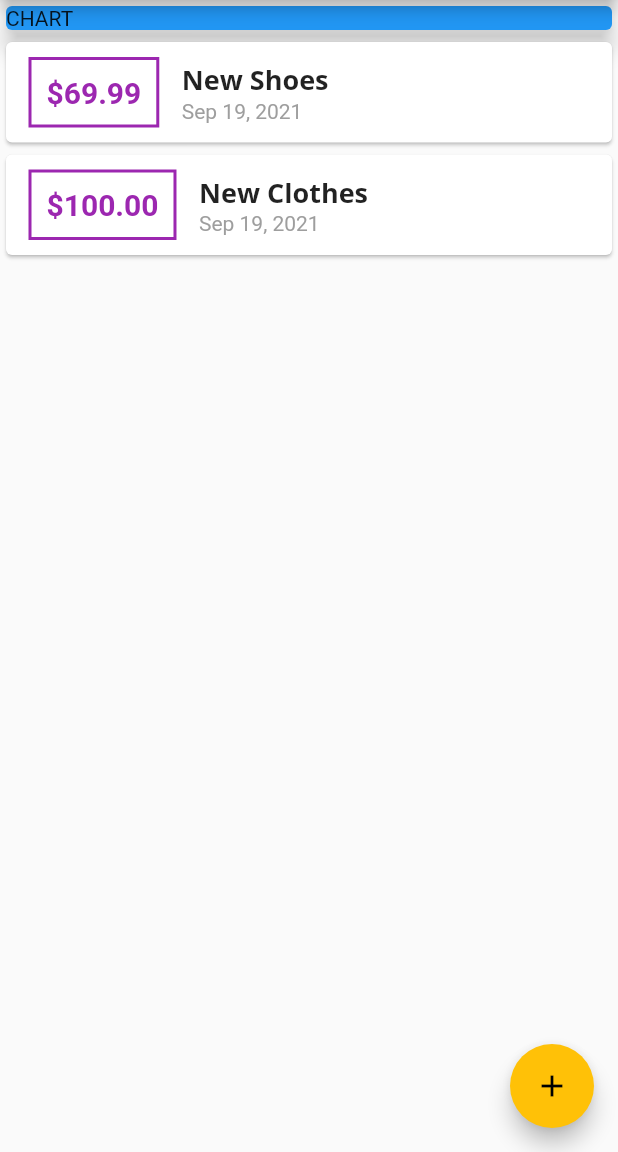
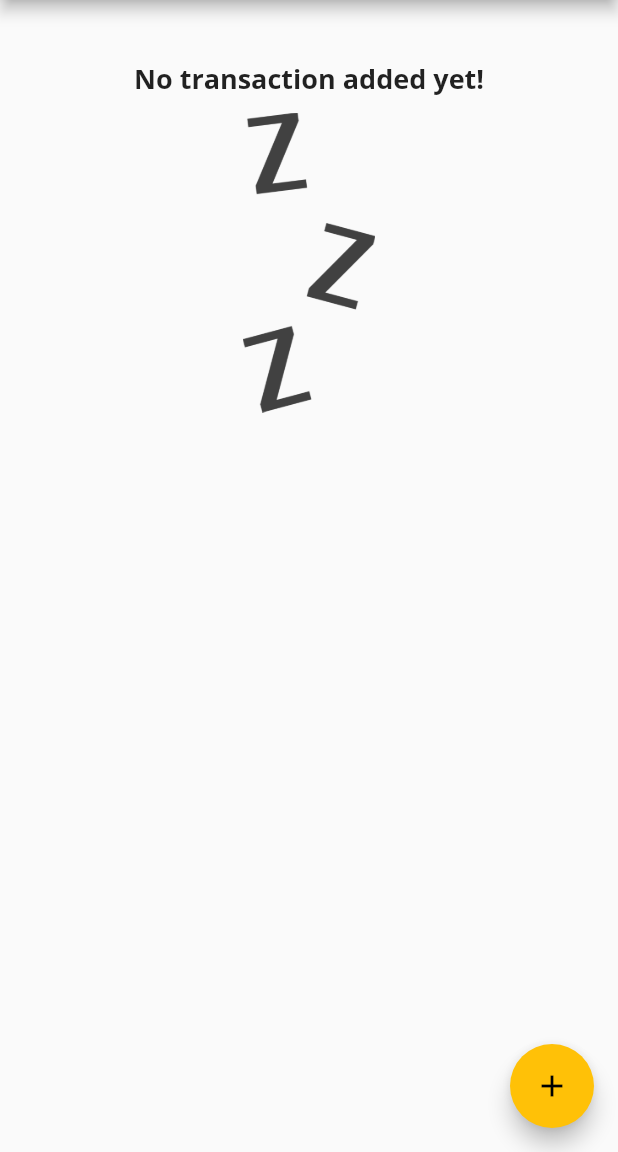
Before and after one commit to henrylong719/flutter_projects, a Flutter app: the screen it shows after launch, on a phone screen of 412 x 824 dp, the part 84-1236 px from its top. Run offline on Flutter 3.47's test engine with Material 2 defaults, Android fonts, the phone set to English and light mode, and no system bars; our stand-ins replace animated_text_kit, audioplayers, cloud_firestore, firebase_auth, firebase_core, flutter_spinkit and 4 more; accounts and stored records are empty.

Commit message:
add graph

```diff
--- a/personal_expenses_app/lib/main.dart
+++ b/personal_expenses_app/lib/main.dart
@@ -1,5 +1,6 @@
 import 'package:flutter/material.dart';
 import 'package:flutter_complete_guide/models/transaction.dart';
+import 'package:flutter_complete_guide/widgets/chart.dart';
 import 'package:flutter_complete_guide/widgets/new_transaction.dart';
 import 'package:flutter_complete_guide/widgets/transaction_list.dart';
 import 'package:intl/intl.dart';
@@ -26,9 +27,10 @@
         appBarTheme: AppBarTheme(
           textTheme: ThemeData.light().textTheme.copyWith(
                 headline6: TextStyle(
-                    fontFamily: 'OpenSans',
-                    fontSize: 20,
-                    fontWeight: FontWeight.bold),
+                  fontFamily: 'OpenSans',
+                  fontSize: 20,
+                  fontWeight: FontWeight.bold,
+                ),
               ),
         ),
       ),
@@ -44,11 +46,21 @@
 
 class _MyHomePageState extends State<MyHomePage> {
   final List<Transaction> _userTransactions = [
-    Transaction(
-        id: 't1', title: 'New Shoes', amount: 69.99, date: DateTime.now()),
-    Transaction(
-        id: 't2', title: 'New Clothes', amount: 100.00, date: DateTime.now())
+    // Transaction(
+    //     id: 't1', title: 'New Shoes', amount: 69.99, date: DateTime.now()),
+    // Transaction(
+    //     id: 't2', title: 'New Clothes', amount: 100.00, date: DateTime.now())
   ];
+
+  List<Transaction> get _recentTransactions {
+    return _userTransactions.where((element) {
+      return element.date.isAfter(
+        DateTime.now().subtract(
+          Duration(days: 7),
+        ),
+      );
+    }).toList();
+  }
 
   void _addNewTransaction(String txTitle, double txAmount) {
     final newTx = Transaction(
@@ -76,7 +88,6 @@
   }
 
   final titleController = TextEditingController();
-
   final amountController = TextEditingController();
 
   @override
@@ -95,14 +106,7 @@
         // mainAxisAlignment: MainAxisAlignment.spaceAround,
         crossAxisAlignment: CrossAxisAlignment.stretch,
         children: [
-          Container(
-            width: double.infinity,
-            child: Card(
-              color: Colors.blue,
-              child: Text('CHART'),
-              elevation: 6,
-            ),
-          ),
+          Chart(_recentTransactions),
           TransactionList(_userTransactions)
         ],
       ),
--- /dev/null
+++ b/personal_expenses_app/lib/widgets/chart.dart
@@ -0,0 +1,52 @@
+import 'package:flutter/material.dart';
+import 'package:intl/intl.dart';
+import '../models/transaction.dart';
+
+class Chart extends StatelessWidget {
+  final List<Transaction> recentTransactions;
+
+  Chart(this.recentTransactions);
+
+  List<Map<String, Object>> get groupedTransactionValues {
+    // generate a new list
+    return List.generate(
+      7,
+      (index) {
+        print('index');
+        print(index);
+        final weekDay = DateTime.now().subtract(
+          Duration(days: index),
+        );
+
+        print('weekDay');
+        print(weekDay);
+
+        double totalSum = 0.0;
+
+        for (var i = 0; i < recentTransactions.length; i++) {
+          if (recentTransactions[i].date.day == weekDay.day &&
+              recentTransactions[i].date.month == weekDay.month &&
+              recentTransactions[i].date.year == weekDay.year) {
+            totalSum += recentTransactions[i].amount;
+          }
+        }
+
+        print(DateFormat.E().format(weekDay));
+
+        return {'day': DateFormat.E().format(weekDay), 'amount': totalSum};
+      },
+    );
+  }
+
+  @override
+  Widget build(BuildContext context) {
+    print(groupedTransactionValues);
+    return Card(
+      elevation: 6,
+      margin: EdgeInsets.all(20),
+      child: Row(
+        children: [],
+      ),
+    );
+  }
+}
--- a/personal_expenses_app/lib/widgets/transaction_list.dart
+++ b/personal_expenses_app/lib/widgets/transaction_list.dart
@@ -11,16 +11,40 @@
   Widget build(BuildContext context) {
     return Container(
       height: 450,
-      child: ListView.builder(
+      child: _transactions.isEmpty
+          ? Column(
+              children: [
+                Text(
+                  'No transaction added yet!',
+                  style: Theme.of(context).textTheme.headline6,
+                ),
+                SizedBox(
+                  height: 10,
+                ),
+                Container(
+                  height: 200,
+                  child: Image.asset(
+                    'assets/images/waiting.png',
+                    fit: BoxFit.cover,
+                  ),
+                )
+              ],
+            )
+          : ListView.builder(
               itemBuilder: (ctx, index) {
                 return Card(
                   child: Row(
                     children: [
                       Container(
-                  margin: EdgeInsets.symmetric(vertical: 10, horizontal: 15),
+                        margin: EdgeInsets.symmetric(
+                          vertical: 10,
+                          horizontal: 15,
+                        ),
                         decoration: BoxDecoration(
                           border: Border.all(
-                        color: Theme.of(context).primaryColor, width: 2),
+                            color: Theme.of(context).primaryColor,
+                            width: 2,
+                          ),
                         ),
                         padding: EdgeInsets.all(10),
                         child: Text(
@@ -28,7 +52,8 @@
                           style: TextStyle(
                             fontWeight: FontWeight.bold,
                             fontSize: 20,
-                        color: Theme.of(context).primaryColor),
+                            color: Theme.of(context).primaryColor,
+                          ),
                         ),
                       ),
                       Column(
@@ -36,10 +61,12 @@
                         children: [
                           Text(
                             _transactions[index].title,
-                      style: Theme.of(context).textTheme.title,
+                            style: Theme.of(context).textTheme.headline6,
                           ),
                           Text(
-                      DateFormat.yMMMd().format(_transactions[index].date),
+                            DateFormat.yMMMd().format(
+                              _transactions[index].date,
+                            ),
                             style: TextStyle(color: Colors.grey),
                           ),
                         ],
--- a/personal_expenses_app/pubspec.yaml
+++ b/personal_expenses_app/pubspec.yaml
@@ -46,9 +46,8 @@
   uses-material-design: true
 
   # To add assets to your application, add an assets section, like this:
-  # assets:
-  #   - images/a_dot_burr.jpeg
-  #   - images/a_dot_ham.jpeg
+  assets:
+    - assets/images/waiting.png
 
   # An image asset can refer to one or more resolution-specific "variants", see
   # https://flutter.dev/assets-and-images/#resolution-aware.
```
Also changed, not shown: personal_expenses_app/assets/images/waiting.png (added). Lines whose indentation alone changed are shown as unchanged.
